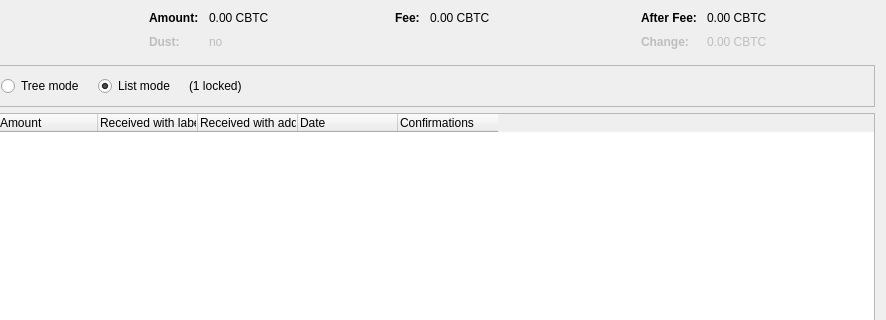
Qt form src/qt/forms/coincontroldialog.ui (AnduroHackathon/coordinate-node) before a commit; both pictures show x 114 to 1000 and y 0 to 320 of the 1000 by 500 pixel window.
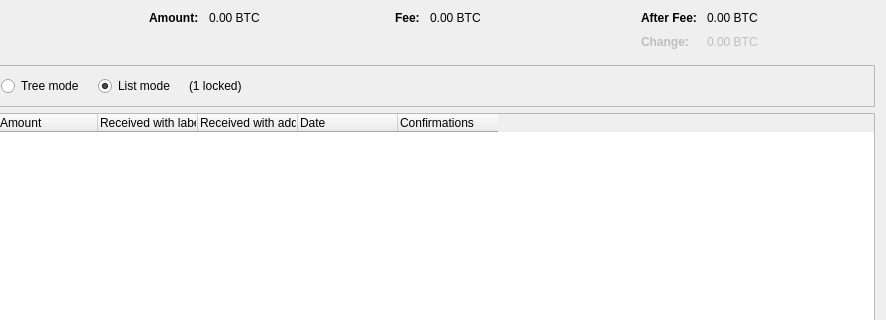
The same form after that commit. Custom widgets are drawn as their Qt base class.

```diff
--- a/src/qt/forms/coincontroldialog.ui
+++ b/src/qt/forms/coincontroldialog.ui
@@ -132,42 +132,7 @@
           <enum>Qt::ActionsContextMenu</enum>
          </property>
          <property name="text">
-          <string notr="true">0.00 CBTC</string>
-         </property>
-         <property name="textInteractionFlags">
-          <set>Qt::LinksAccessibleByMouse|Qt::TextSelectableByKeyboard|Qt::TextSelectableByMouse</set>
-         </property>
-        </widget>
-       </item>
-       <item row="1" column="0">
-        <widget class="QLabel" name="labelCoinControlLowOutputText">
-         <property name="enabled">
-          <bool>false</bool>
-         </property>
-         <property name="font">
-          <font>
-           <weight>75</weight>
-           <bold>true</bold>
-          </font>
-         </property>
-         <property name="text">
-          <string>Dust:</string>
-         </property>
-        </widget>
-       </item>
-       <item row="1" column="1">
-        <widget class="QLabel" name="labelCoinControlLowOutput">
-         <property name="enabled">
-          <bool>false</bool>
-         </property>
-         <property name="cursor">
-          <cursorShape>IBeamCursor</cursorShape>
-         </property>
-         <property name="contextMenuPolicy">
-          <enum>Qt::ActionsContextMenu</enum>
-         </property>
-         <property name="text">
-          <string notr="true">no</string>
+          <string notr="true">0.00 BTC</string>
          </property>
          <property name="textInteractionFlags">
           <set>Qt::LinksAccessibleByMouse|Qt::TextSelectableByKeyboard|Qt::TextSelectableByMouse</set>
@@ -212,7 +177,7 @@
           <enum>Qt::ActionsContextMenu</enum>
          </property>
          <property name="text">
-          <string notr="true">0.00 CBTC</string>
+          <string notr="true">0.00 BTC</string>
          </property>
          <property name="textInteractionFlags">
           <set>Qt::LinksAccessibleByMouse|Qt::TextSelectableByKeyboard|Qt::TextSelectableByMouse</set>
@@ -223,6 +188,9 @@
      </item>
      <item>
       <layout class="QFormLayout" name="formLayoutCoinControl4">
+       <property name="labelAlignment">
+        <set>Qt::AlignLeft|Qt::AlignVCenter</set>
+       </property>
        <property name="horizontalSpacing">
         <number>10</number>
        </property>
@@ -257,7 +225,7 @@
           <enum>Qt::ActionsContextMenu</enum>
          </property>
          <property name="text">
-          <string notr="true">0.00 CBTC</string>
+          <string notr="true">0.00 BTC</string>
          </property>
          <property name="textInteractionFlags">
           <set>Qt::LinksAccessibleByMouse|Qt::TextSelectableByKeyboard|Qt::TextSelectableByMouse</set>
@@ -292,7 +260,7 @@
           <enum>Qt::ActionsContextMenu</enum>
          </property>
          <property name="text">
-          <string notr="true">0.00 CBTC</string>
+          <string notr="true">0.00 BTC</string>
          </property>
          <property name="textInteractionFlags">
           <set>Qt::LinksAccessibleByMouse|Qt::TextSelectableByKeyboard|Qt::TextSelectableByMouse</set>
```
Left out of the diff: 3 changed lines with no effect on the pictures.
